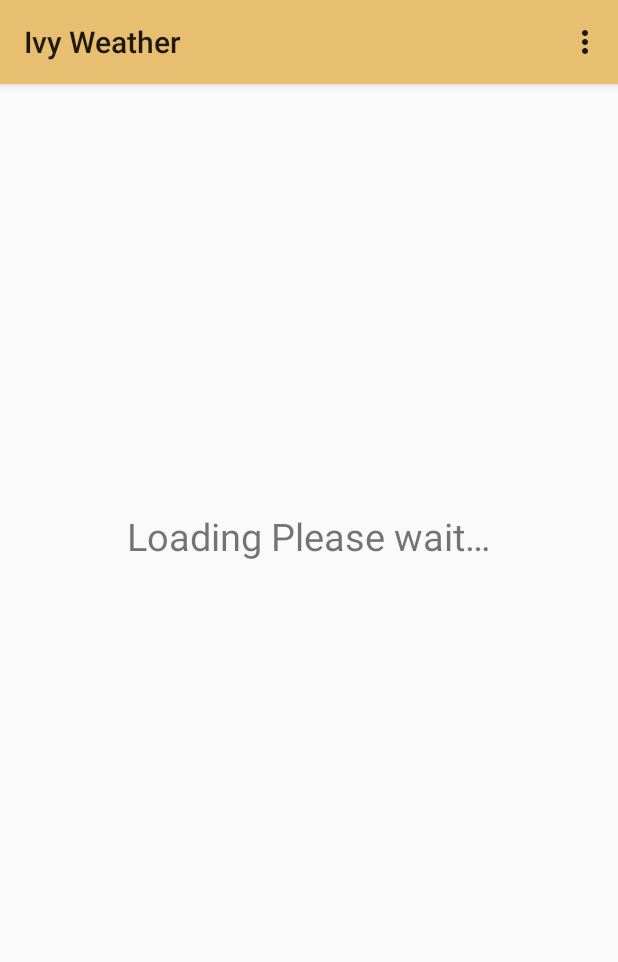
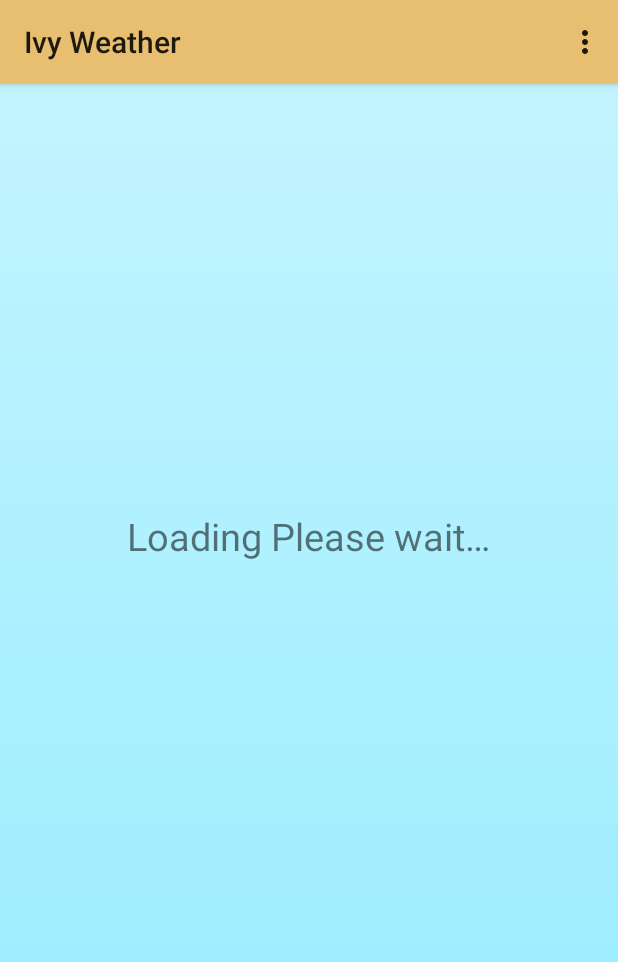
Before and after one commit to Vivi-Kass/IvyWeather, an Android app: the screen it shows after launch (MainActivity), on a phone screen of 412 x 824 dp. Shown: the top 962 px of the screen. Run offline under Robolectric (Android 15) with nearby library versions, the phone set to English and light mode, and no system bars.

Commit message:
Fixed typo in backgroundmainpage.xml and changed background of loading screen

```diff
--- a/app/src/main/res/layout/activity_main.xml
+++ b/app/src/main/res/layout/activity_main.xml
@@ -6,6 +6,7 @@
     android:layout_height="match_parent"
     tools:context=".MainActivity"
     android:orientation="vertical"
+    android:background="@drawable/backgroundmainpage"
     android:gravity="center"
     >
 
--- a/app/src/main/res/layout/fragment_credits.xml
+++ b/app/src/main/res/layout/fragment_credits.xml
@@ -9,7 +9,7 @@
 <RelativeLayout
     android:layout_width="match_parent"
     android:layout_height="match_parent"
-    android:background="@drawable/backroundmainpage"
+    android:background="@drawable/backgroundmainpage"
     android:paddingTop="16dp"
 
     tools:context=".CreditsFragment">
```
Also changed, not shown: app/src/main/java/com/example/mad_final/CurrentWeatherFragment.java (+1 -12 lines), app/src/main/res/drawable/backgroundmainpage.xml (renamed from app/src/main/res/drawable/backroundmainpage.xml).
